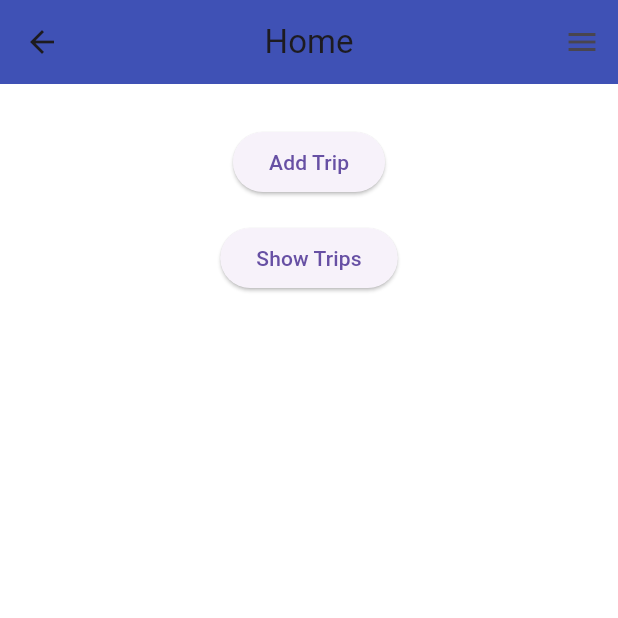
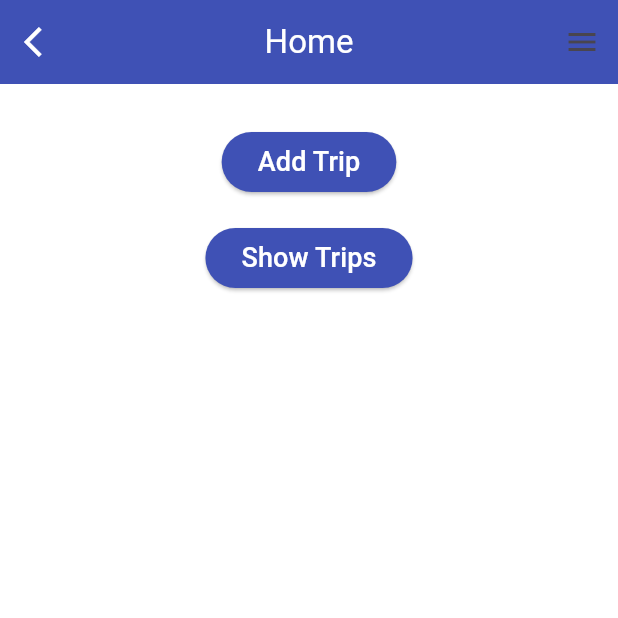
Before and after one commit to ASU-CarPool-Project/Drivers-App, a Flutter app: the screen it shows after launch, after a tap on an icon or button, on a phone screen of 412 x 824 dp, the top half of it. Run offline on Flutter 3.47's test engine with Material 3 defaults, Android fonts, the phone set to English and light mode, and no system bars; our stand-ins replace cloud_firestore, firebase_auth, firebase_core, firebase_database, fluttertoast; accounts and stored records are empty; network calls fail.

```diff
--- a/lib/MyWidgets.dart
+++ b/lib/MyWidgets.dart
@@ -16,3 +16,29 @@ Widget textPageTitle(String text) {
     style: const TextStyle(color: Colors.white),
   );
 }
+
+Widget textLargeTitle(String text) {
+  return Padding(
+    padding: const EdgeInsets.all(8.0),
+    child: Text(
+      text,
+      style: const TextStyle(fontSize: 24, color: Colors.indigo),
+    ),
+  );
+}
+
+Widget iconBack(BuildContext context){
+  return IconButton(
+    icon: const Icon(
+      IconData(
+        0xe093,
+        fontFamily: 'MaterialIcons',
+        matchTextDirection: true,
+      ),
+      color: Colors.white,
+    ),
+    onPressed: () {
+      Navigator.of(context).pop();
+    },
+  );
+}
--- a/lib/SignIn.dart
+++ b/lib/SignIn.dart
@@ -112,7 +112,7 @@ class _SignInState extends State<SignIn> {
                           icon: Icon(Icons.email),
                         ),
                       ),
-                      SizedBox(
+                      const SizedBox(
                         height: 20,
                       ),
                       TextFormField(
@@ -144,8 +144,8 @@ class _SignInState extends State<SignIn> {
                     backgroundColor:
                     MaterialStateProperty.all<Color>(Colors.indigo),
                   ),
+                  onPressed: _signIn,
                   child: textButtons("Sign In"),
-                  onPressed: _signIn,
                 ),
                 const SizedBox(
                   height: 10,
--- a/lib/SignUp.dart
+++ b/lib/SignUp.dart
@@ -36,7 +36,7 @@ class _SignUpState extends State<SignUp> {
 
       // Store additional user data in Firestore
       await FirebaseFirestore.instance
-          .collection('drivers')
+          .collection('users_driver')
           .doc(userCredential.user!.uid)
           .set({
         'firstName': _controllerFirstName.text,
--- a/lib/home.dart
+++ b/lib/home.dart
@@ -1,12 +1,14 @@
 import 'package:asu_carpool_driver/TripsPage.dart';
 import 'package:asu_carpool_driver/AddRide.dart';
 import 'package:asu_carpool_driver/profile.dart';
-import 'package:asu_carpool_driver/settings.dart';
 import 'package:cloud_firestore/cloud_firestore.dart';
 import 'package:firebase_auth/firebase_auth.dart';
 import 'package:flutter/material.dart';
+import 'MyWidgets.dart';
+import 'about.dart';
 
-import 'about.dart';
+String username = "";
+String phone = "";
 
 class home extends StatefulWidget {
   const home({Key? key}) : super(key: key);
@@ -31,11 +33,13 @@ class _homeState extends State<home> {
     User? user = FirebaseAuth.instance.currentUser;
     if (user != null) {
       DocumentSnapshot<Map<String, dynamic>> userData =
-      await FirebaseFirestore.instance.collection('users').doc(user.uid).get();
+      await FirebaseFirestore.instance.collection('users_driver').doc(user.uid).get();
 
       setState(() {
         _user = user;
         _userData = userData.data();
+        username = _userData!['firstName'] +" "+ _userData!['lastName'];
+        phone = _userData!['phone'];
       });
     }
   }
@@ -46,7 +50,8 @@ class _homeState extends State<home> {
     return Scaffold(
         appBar: AppBar(
           backgroundColor: Colors.indigo,
-          title: Text("Home"),
+          leading: iconBack(context),
+          title: textPageTitle("Home"),
           centerTitle: true,
         ),
         endDrawer: Drawer(
@@ -58,11 +63,10 @@ class _homeState extends State<home> {
                 UserAccountsDrawerHeader(
                   accountName: _userData != null
                       ? Text("${_userData!['firstName'] +" "+ _userData!['lastName']}")
-                      : Text("Finn The Manager"),
+                      : const Text("Jake The Dog"),
                   accountEmail: _userData != null
                       ? Text("${_userData!['email']}")
-                      : Text("finn@gstore.com"),
-                  // You can provide an email address here if needed
+                      : const Text("jake@gmail.com"),
                   currentAccountPicture: CircleAvatar(
                     backgroundColor: Colors.grey.shade300,
                     child: const CircleAvatar(
@@ -72,7 +76,7 @@ class _homeState extends State<home> {
                     ),
                   ),
                   decoration: const BoxDecoration(
-                      color: Colors.indigo // Change the background color of the header
+                      color: Colors.indigo
                   ),
                 ),
                 ListTile(
@@ -90,12 +94,12 @@ class _homeState extends State<home> {
                     );
                   },
                 ),
-                Divider(),
+                const Divider(),
                 ListTile(
                   // tileColor: Theme.of(context).colorScheme.secondary,
-                  leading: Icon(Icons.list_alt_rounded,
+                  leading: const Icon(Icons.list_alt_rounded,
                       color: Colors.indigo),
-                  title: Text(
+                  title: const Text(
                     "Your Requests",
                     style: TextStyle(
                         color: Colors.indigo),
@@ -106,28 +110,12 @@ class _homeState extends State<home> {
                     // );
                   },
                 ),
-                Divider(),
+                const Divider(),
                 ListTile(
                   // tileColor: Theme.of(context).colorScheme.secondary,
-                  leading: const Icon(Icons.settings, color: Colors.indigo),
-                  title: Text(
-                    "Settings",
-                    style: TextStyle(
-                        color: Colors.indigo),
-                  ),
-                  onTap: () {
-                    Navigator.of(context).push(
-                      MaterialPageRoute(builder: (context) => settings()),
-                    );
-                  },
-                ),
-
-                Divider(),
-                ListTile(
-                  // tileColor: Theme.of(context).colorScheme.secondary,
-                  leading: Icon(Icons.question_mark,
+                  leading: const Icon(Icons.question_mark,
                       color: Colors.indigo),
-                  title: Text(
+                  title: const Text(
                     "About",
                     style: TextStyle(
                         color: Colors.indigo),
@@ -152,17 +140,25 @@ class _homeState extends State<home> {
                   Padding(
                     padding: const EdgeInsets.all(8.0),
                     child: ElevatedButton(
+                        style: ButtonStyle(
+                          backgroundColor:
+                          MaterialStateProperty.all<Color>(Colors.indigo),
+                        ),
                         onPressed: () {
                           Navigator.push(
                             context,
                             MaterialPageRoute(builder: (context) => AddRide()),
                           );
                         },
-                        child: Text("Add Trip")),
+                        child: textButtons("Add Trip")),
                   ),
                   Padding(
                     padding: const EdgeInsets.all(8.0),
                     child: ElevatedButton(
+                        style: ButtonStyle(
+                          backgroundColor:
+                          MaterialStateProperty.all<Color>(Colors.indigo),
+                        ),
                         onPressed: () {
                           Navigator.push(
                             context,
@@ -170,7 +166,7 @@ class _homeState extends State<home> {
                                 builder: (context) => TripsPage()),
                           );
                         },
-                        child: Text("Show Trips")),
+                        child: textButtons("Show Trips")),
                   ),
                 ],
               ),
--- a/lib/profile.dart
+++ b/lib/profile.dart
@@ -26,7 +26,7 @@ class _profileState extends State<profile> {
     User? user = FirebaseAuth.instance.currentUser;
     if (user != null) {
       DocumentSnapshot<Map<String, dynamic>> userData =
-      await FirebaseFirestore.instance.collection('users').doc(user.uid).get();
+      await FirebaseFirestore.instance.collection('users_driver').doc(user.uid).get();
 
       setState(() {
         _user = user;
```
Also changed, not shown: lib/AddRide.dart (+46 -21 lines), lib/TripsPage.dart (+76 -30 lines), lib/about.dart (+1 -13 lines), lib/settings.dart (deleted, +0 -71 lines).
